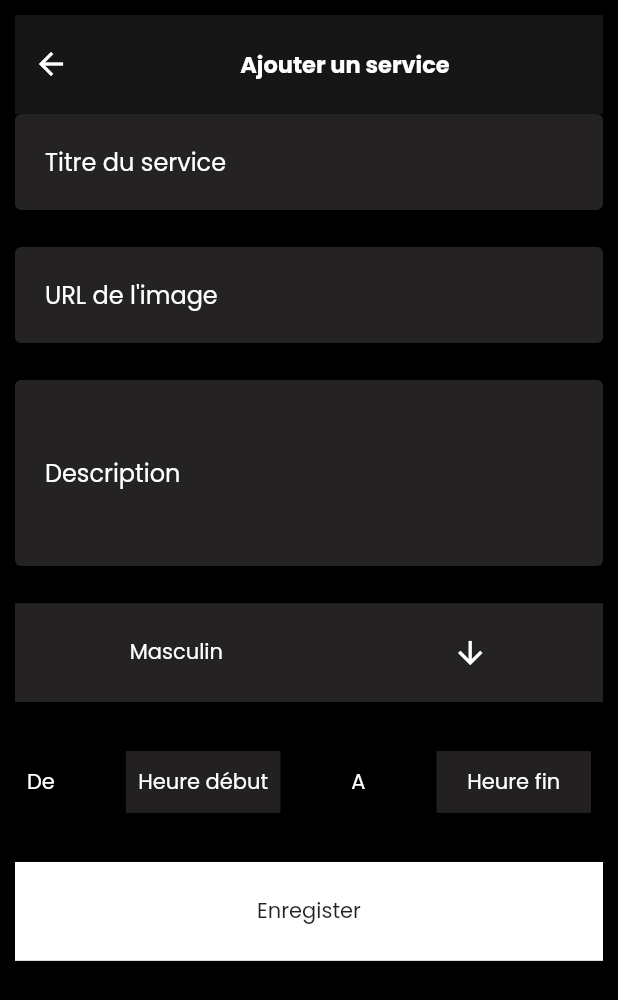
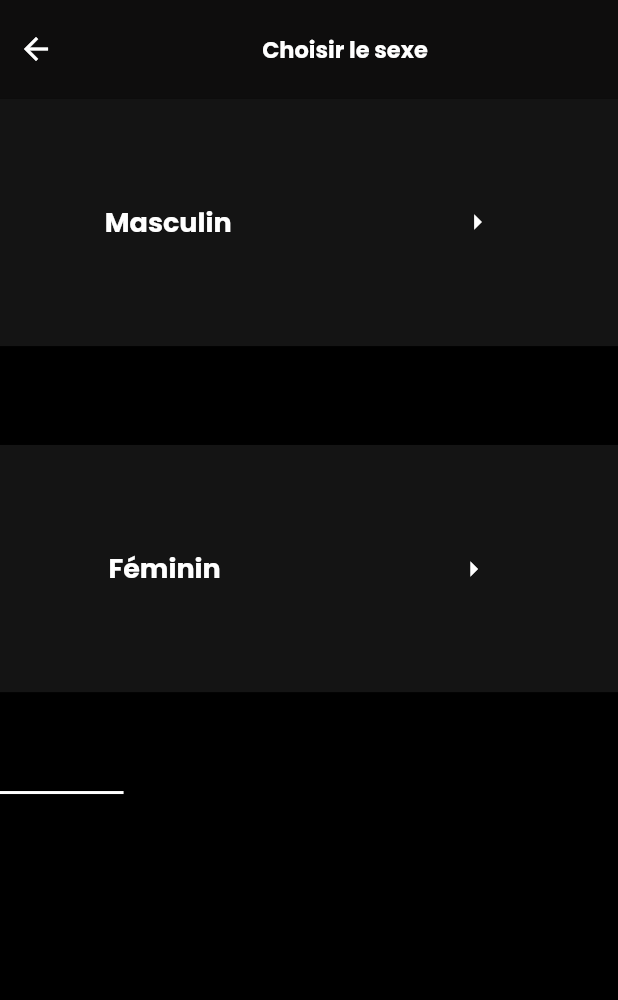
Before and after one commit to Andtit4/masculine_admin, a Flutter app: the PlannifScreen screen opened directly, after a tap on the "add" icon, on a phone screen of 412 x 824 dp. Shown: the top 1000 px of the screen. Run offline on Flutter 3.47's test engine with Material 2 defaults, Android fonts, the light colour scheme and no system bars; our stand-ins replace cached_network_image, flutter_chat_bubble, flutter_datetime_picker, get, google_fonts, rflutter_alert and 2 more; accounts and stored records are empty; network calls fail.

Commit message:
new file:   lib/partials/card.dart

```diff
--- /dev/null
+++ b/lib/screens/add_sexe.dart
@@ -0,0 +1,132 @@
+import 'package:flutter/material.dart';
+import 'package:get/get.dart';
+import 'package:get/get_core/src/get_main.dart';
+import 'package:google_fonts/google_fonts.dart';
+import 'package:m_admin/partials/card.dart';
+import 'package:m_admin/screens/add_categorie.dart';
+
+import '../partials/bottom_nav_bar.dart';
+
+class Step1 extends StatefulWidget {
+  const Step1({super.key});
+
+  @override
+  State<Step1> createState() => _Step1State();
+}
+
+class _Step1State extends State<Step1> {
+  @override
+  Widget build(BuildContext context) {
+    late double width = MediaQuery.of(context).size.width;
+    late double heigth = MediaQuery.of(context).size.height;
+    return Scaffold(
+      backgroundColor: Colors.black,
+      body: SafeArea(
+          child: Column(
+        crossAxisAlignment: CrossAxisAlignment.start,
+        children: [
+          GestureDetector(
+            onTap: () {
+              Get.offAll(() => Step2(sexe: 'Masculin'),
+                  transition: Transition.rightToLeft,
+                  duration: Duration(seconds: 1));
+            },
+            child: Container(
+              width: double.infinity,
+              height: heigth * .08,
+              color: const Color.fromARGB(255, 14, 13, 13),
+              child: Row(
+                mainAxisAlignment: MainAxisAlignment.spaceBetween,
+                children: [
+                  IconButton(
+                    onPressed: () {
+                      Get.offAll(() => BottomNavBar(),
+                          transition: Transition.leftToRight,
+                          duration: Duration(seconds: 1));
+                    },
+                    icon: Icon(
+                      Icons.arrow_back,
+                      color: Colors.white,
+                    ),
+                  ),
+                  Text(
+                    'Choisir le sexe',
+                    style: GoogleFonts.poppins(
+                        color: Colors.white,
+                        fontWeight: FontWeight.bold,
+                        fontSize: 15),
+                  ),
+                  SizedBox()
+                ],
+              ),
+            ),
+          ),
+          GestureDetector(
+            onTap: () {
+              Get.offAll(() => Step2(sexe: 'Féminin'),
+                  transition: Transition.rightToLeft,
+                  duration: Duration(seconds: 1));
+            },
+            child: Container(
+              width: double.infinity,
+              height: heigth * .2,
+              color: Color.fromARGB(255, 20, 20, 20),
+              child: Row(
+                mainAxisAlignment: MainAxisAlignment.spaceAround,
+                children: [
+                  Text(
+                    'Masculin',
+                    style: GoogleFonts.poppins(
+                        color: Colors.white,
+                        fontSize: 18,
+                        fontWeight: FontWeight.bold),
+                  ),
+                  IconButton(
+                      onPressed: () {},
+                      icon: Icon(
+                        Icons.arrow_right,
+                        color: Colors.white,
+                      ))
+                ],
+              ),
+            ),
+          ),
+          SizedBox(
+            height: heigth * .08,
+          ),
+          Container(
+            width: double.infinity,
+            height: heigth * .2,
+            color: Color.fromARGB(255, 20, 20, 20),
+            child: Row(
+              mainAxisAlignment: MainAxisAlignment.spaceAround,
+              children: [
+                Text(
+                  'Féminin',
+                  style: GoogleFonts.poppins(
+                      color: Colors.white,
+                      fontSize: 18,
+                      fontWeight: FontWeight.bold),
+                ),
+                IconButton(
+                    onPressed: () {},
+                    icon: Icon(
+                      Icons.arrow_right,
+                      color: Colors.white,
+                    ))
+              ],
+            ),
+          ),
+          SizedBox(
+            height: heigth * .08,
+          ),
+          Container(
+            width: width * .2,
+            height: 2,
+            color: Colors.white,
+          )
+        ],
+      )),
+    );
+  }
+}
--- a/lib/screens/time.dart
+++ b/lib/screens/time.dart
@@ -5,6 +5,7 @@ import 'package:google_fonts/google_fonts.dart';
 import 'package:m_admin/api/rdv.dart';
 import 'package:m_admin/api/service.dart';
 import 'package:m_admin/screens/add_service.dart';
+import 'package:m_admin/screens/add_sexe.dart';
 // import 'package:m_admin/api/user.dart';
 
 class PlannifScreen extends StatefulWidget {
@@ -30,7 +31,7 @@ class _PlannifScreenState extends State<PlannifScreen> {
       backgroundColor: Colors.black,
       floatingActionButton: FloatingActionButton(
         onPressed: () {
-          Get.off(() => AddService(),
+          Get.off(() => const Step1(),
               transition: Transition.rightToLeft,
               duration: Duration(seconds: 1));
         },
```
Also changed, not shown: lib/partials/card.dart (added, +35 -0 lines), lib/screens/add_categorie.dart (added, +173 -0 lines).
